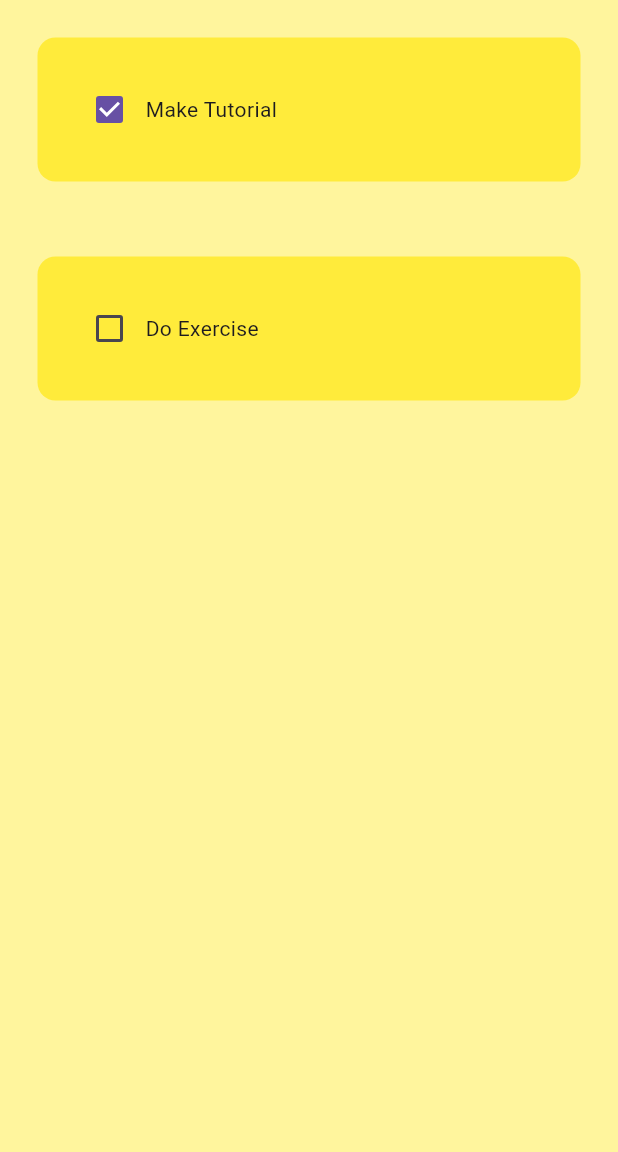
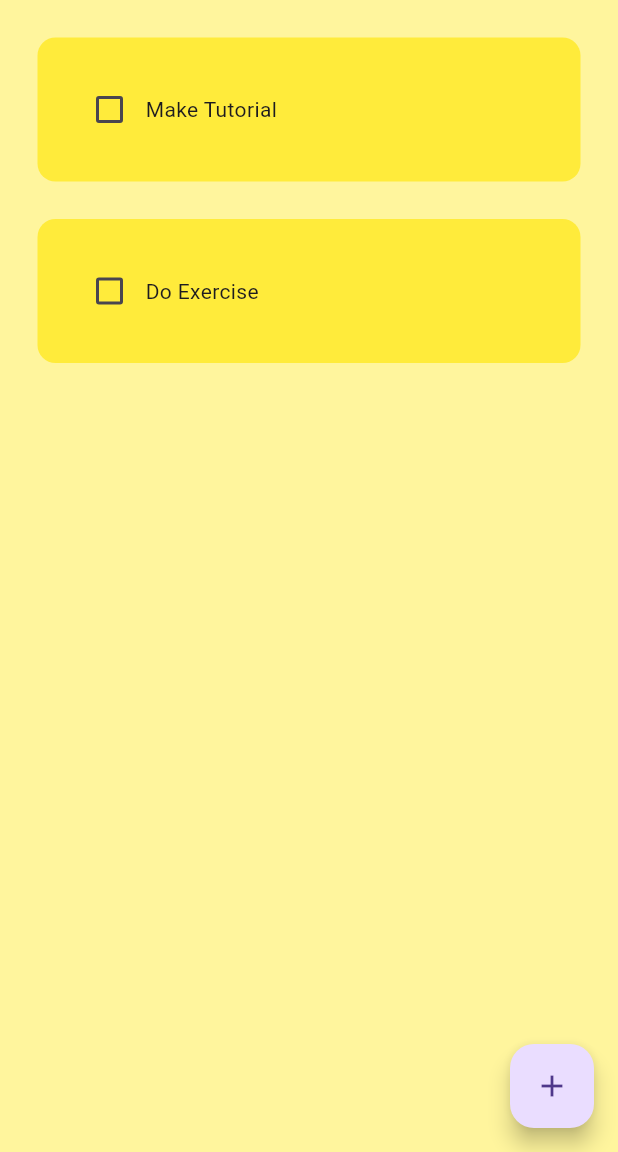
Before and after one commit to CAJamesJ/Flutter_to_do_list_1, a Flutter app: the screen it shows after launch, on a phone screen of 412 x 824 dp, the part 84-1236 px from its top. Run offline on Flutter 3.47's test engine with Material 3 defaults, Android fonts, the phone set to English and light mode, and no system bars.

Commit message:
added adding tasks with checkbox

```diff
--- a/lib/main.dart
+++ b/lib/main.dart
@@ -15,7 +15,7 @@ class MyApp extends StatelessWidget {
       debugShowCheckedModeBanner: false,
       home: HomePage(),
       theme: ThemeData(
-        primarySwatch: Colors.purple, //maybe change?
+        primarySwatch: Colors.yellow, //maybe change?
         appBarTheme: AppBarTheme(color: Colors.yellow),
       ),
     );
--- a/lib/pages/home_page.dart
+++ b/lib/pages/home_page.dart
@@ -1,4 +1,5 @@
 import 'package:flutter/material.dart';
+import 'package:to_do_list_1/pages/util/dialog_box.dart';
 import 'package:to_do_list_1/pages/util/todo_tile.dart';
 
 class HomePage extends StatefulWidget {
@@ -9,27 +10,75 @@ class HomePage extends StatefulWidget {
 }
 
 class _HomePageState extends State<HomePage> {
+
+  // text controller
+  final _controller = TextEditingController();
+
+  // list of todo tasks
+  List toDoList = [
+    ["Make Tutorial", false],
+    ["Do Exercise", false],
+  ];
+
+  // checkbox was tapped
+  void checkBoxChanged(bool? value, int index) {
+    setState(() {
+      toDoList[index][1] = !toDoList[index][1];
+    });
+  }
+
+  void saveNewTask() {
+    setState(() {
+      toDoList.add([_controller.text, false]);
+      _controller.clear();
+    });
+    Navigator.of(context).pop();
+  }
+
+  void cancelNewTask() {
+    setState(() {
+      _controller.clear();
+    });
+    Navigator.of(context).pop();
+  }
+
+  // create a new task
+  void createNewTask() {
+    showDialog(
+      context: context,
+      builder:(context) {
+        return DialogBox(
+          controller: _controller, //   creating text controller
+          onSave: saveNewTask,
+          onCancel: cancelNewTask, //   one line to cancel
+        ); //create the function in util
+      },
+    );
+  }
+
   @override
   Widget build(BuildContext context) {
     return Scaffold(
       backgroundColor: Colors.yellow[200],
       appBar: AppBar(
-        title: Center(child: Text('TO DO'),), //apple gives text at the center but pixel, I have to center it.
+        title: Text('TO DO'),
+        centerTitle: true,
         elevation: 0, //not happening on pixel, but apples does, hiding shadow
       ),
-      body: ListView(
-        children: [
-          ToDoTile(
-            taskName: "Make Tutorial",
-            taskCompleted: true,
-            onChanged: (p0) {},
-          ),
-          ToDoTile(
-            taskName: "Do Exercise",
-            taskCompleted: false,
-            onChanged: (p0) {},
-          ),
-        ],
+      floatingActionButton: FloatingActionButton(
+        onPressed: createNewTask,
+        child: Icon(Icons.add),
+      ),
+      body: ListView.builder(
+        itemCount: toDoList.length,
+        itemBuilder:(context, index) {
+          return ToDoTile(
+            taskName: toDoList[index][0],
+            taskCompleted: toDoList[index][1],
+            onChanged: (value) => checkBoxChanged(value, index),
+            // isLast: index == toDoList.length - 1,
+          );
+        },
       ),
     );
   }
--- a/lib/pages/util/todo_tile.dart
+++ b/lib/pages/util/todo_tile.dart
@@ -5,32 +5,50 @@ class ToDoTile extends StatelessWidget {
   final String taskName;
   final bool taskCompleted;
   Function(bool?)? onChanged;
+  // final bool isLast;
 
   ToDoTile({
     super.key,
     required this.taskName,
     required this.taskCompleted,
     required this.onChanged,
+    // required this.isLast,
   });
 
   @override
   Widget build(BuildContext context) {
     return Padding(
-      padding: const EdgeInsets.all(25.0),
+      padding: const EdgeInsets.only(
+        left:25,
+        right: 25,
+        top: 25,
+        // bottom: isLast ? 25 : 0,
+      ),
       child: Container(
         padding: EdgeInsets.all(24),
+        decoration: BoxDecoration(
+          color: Colors.yellow,
+          borderRadius: BorderRadius.circular(12),
+        ),
         child: Row(
           children: [
             //checkBox
-            Checkbox(value: taskCompleted, onChanged: onChanged),
+            Checkbox(
+              value: taskCompleted,
+              onChanged: onChanged,
+              activeColor: Colors.black,
+            ),
 
             //task name
-            Text(taskName),
+            Text(
+              taskName,
+              style: TextStyle(
+                decoration: taskCompleted
+                    ? TextDecoration.lineThrough
+                    : TextDecoration.none,
+              ),
+            ),
           ],
-        ),
-        decoration: BoxDecoration(
-          color: Colors.yellow,
-          borderRadius: BorderRadius.circular(12),
         ),
       ),
     );
```
Also changed, not shown: lib/pages/util/dialog_box.dart (added, +56 -0 lines), lib/pages/util/my_button.dart (added, +22 -0 lines).
